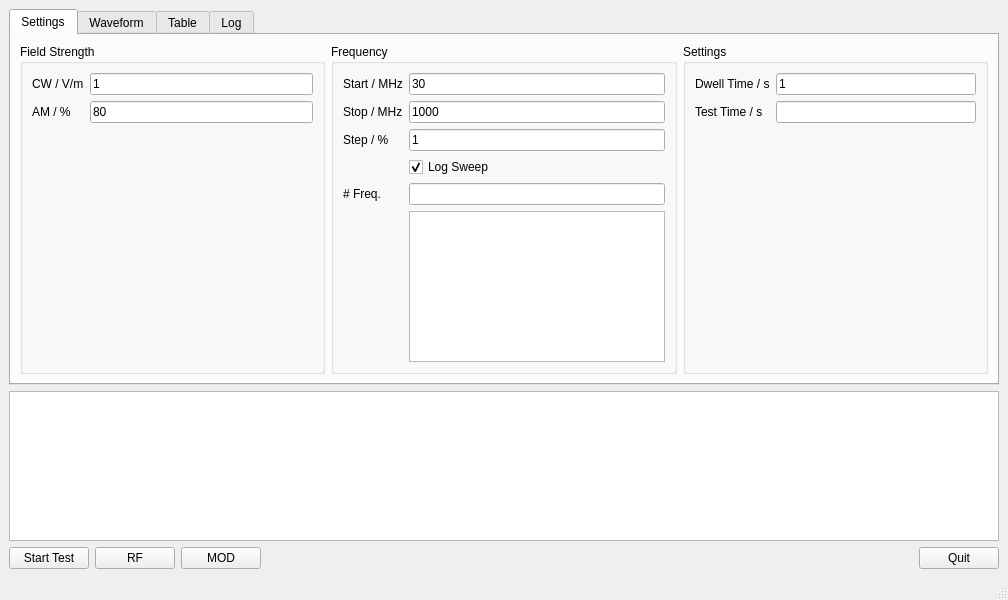
This is mainwindow2.ui in hgkdd/TEMField as Qt 5 draws it before an edit. The edited form follows.
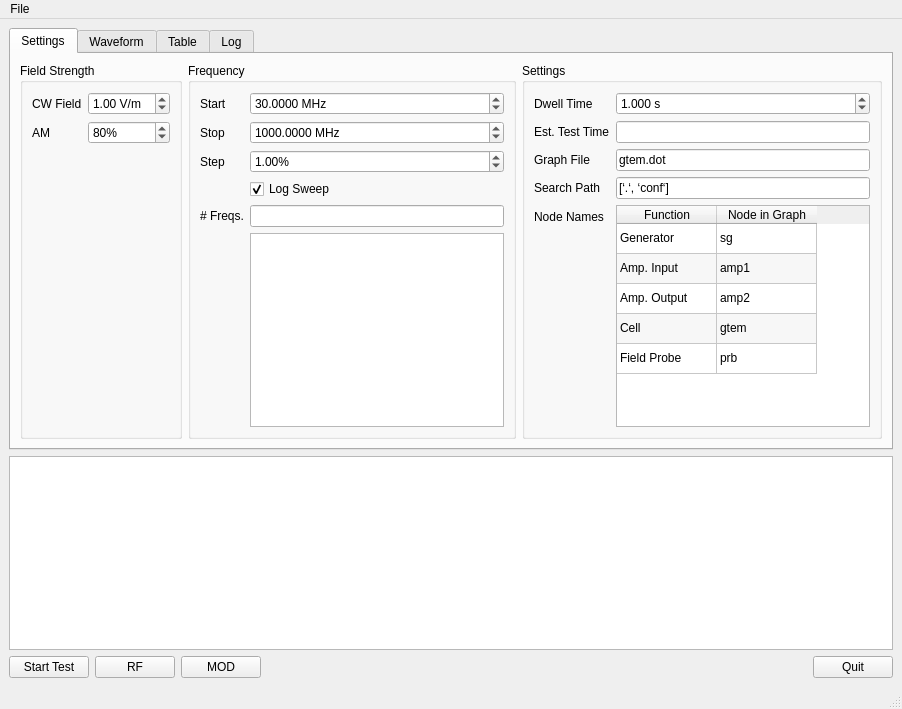
This is the edited form. Icons and pictures are not drawn.

The edit to the form file:
```diff
--- a/mainwindow2.ui
+++ b/mainwindow2.ui
@@ -6,8 +6,8 @@
    <rect>
     <x>0</x>
     <y>0</y>
-    <width>1008</width>
-    <height>600</height>
+    <width>902</width>
+    <height>709</height>
    </rect>
   </property>
   <property name="windowTitle">
@@ -40,28 +40,46 @@
                  <item row="0" column="0">
                   <widget class="QLabel" name="label_5">
                    <property name="text">
-                    <string>CW / V/m</string>
+                    <string>CW Field</string>
                    </property>
-                  </widget>
-                 </item>
-                 <item row="0" column="1">
-                  <widget class="QLineEdit" name="lineEdit_5">
-                   <property name="text">
-                    <string>1</string>
+                   <property name="buddy">
+                    <cstring>cw_doubleSpinBox</cstring>
                    </property>
                   </widget>
                  </item>
                  <item row="1" column="0">
                   <widget class="QLabel" name="label_6">
                    <property name="text">
-                    <string>AM / %</string>
+                    <string>AM</string>
+                   </property>
+                   <property name="buddy">
+                    <cstring>am_spinBox</cstring>
                    </property>
                   </widget>
                  </item>
                  <item row="1" column="1">
-                  <widget class="QLineEdit" name="lineEdit_6">
-                   <property name="text">
-                    <string>80</string>
+                  <widget class="QSpinBox" name="am_spinBox">
+                   <property name="wrapping">
+                    <bool>true</bool>
+                   </property>
+                   <property name="suffix">
+                    <string>%</string>
+                   </property>
+                   <property name="maximum">
+                    <number>100</number>
+                   </property>
+                   <property name="value">
+                    <number>80</number>
+                   </property>
+                  </widget>
+                 </item>
+                 <item row="0" column="1">
+                  <widget class="QDoubleSpinBox" name="cw_doubleSpinBox">
+                   <property name="suffix">
+                    <string> V/m</string>
+                   </property>
+                   <property name="value">
+                    <double>1.000000000000000</double>
                    </property>
                   </widget>
                  </item>
@@ -81,42 +99,30 @@
                  <item row="0" column="0">
                   <widget class="QLabel" name="label">
                    <property name="text">
-                    <string>Start / MHz</string>
+                    <string>Start</string>
                    </property>
-                  </widget>
-                 </item>
-                 <item row="0" column="1">
-                  <widget class="QLineEdit" name="lineEdit">
-                   <property name="text">
-                    <string>30</string>
+                   <property name="buddy">
+                    <cstring>freq_start_doubleSpinBox</cstring>
                    </property>
                   </widget>
                  </item>
                  <item row="1" column="0">
                   <widget class="QLabel" name="label_2">
                    <property name="text">
-                    <string>Stop / MHz</string>
+                    <string>Stop</string>
                    </property>
-                  </widget>
-                 </item>
-                 <item row="1" column="1">
-                  <widget class="QLineEdit" name="lineEdit_2">
-                   <property name="text">
-                    <string>1000</string>
+                   <property name="buddy">
+                    <cstring>freq_stop_doubleSpinBox</cstring>
                    </property>
                   </widget>
                  </item>
                  <item row="2" column="0">
                   <widget class="QLabel" name="label_3">
                    <property name="text">
-                    <string>Step / %</string>
+                    <string>Step</string>
                    </property>
-                  </widget>
-                 </item>
-                 <item row="2" column="1">
-                  <widget class="QLineEdit" name="lineEdit_3">
-                   <property name="text">
-                    <string>1</string>
+                   <property name="buddy">
+                    <cstring>freq_step_doubleSpinBox</cstring>
                    </property>
                   </widget>
                  </item>
@@ -143,7 +149,7 @@
                  <item row="4" column="0">
                   <widget class="QLabel" name="label_4">
                    <property name="text">
-                    <string># Freq.</string>
+                    <string># Freqs.</string>
                    </property>
                   </widget>
                  </item>
@@ -154,6 +160,51 @@
                    </property>
                   </widget>
                  </item>
+                 <item row="0" column="1">
+                  <widget class="QDoubleSpinBox" name="freq_start_doubleSpinBox">
+                   <property name="suffix">
+                    <string> MHz</string>
+                   </property>
+                   <property name="decimals">
+                    <number>4</number>
+                   </property>
+                   <property name="maximum">
+                    <double>99999.999899999995250</double>
+                   </property>
+                   <property name="singleStep">
+                    <double>1.000000000000000</double>
+                   </property>
+                   <property name="value">
+                    <double>30.000000000000000</double>
+                   </property>
+                  </widget>
+                 </item>
+                 <item row="1" column="1">
+                  <widget class="QDoubleSpinBox" name="freq_stop_doubleSpinBox">
+                   <property name="suffix">
+                    <string> MHz</string>
+                   </property>
+                   <property name="decimals">
+                    <number>4</number>
+                   </property>
+                   <property name="maximum">
+                    <double>99999.990000000005239</double>
+                   </property>
+                   <property name="value">
+                    <double>1000.000000000000000</double>
+                   </property>
+                  </widget>
+                 </item>
+                 <item row="2" column="1">
+                  <widget class="QDoubleSpinBox" name="freq_step_doubleSpinBox">
+                   <property name="suffix">
+                    <string>%</string>
+                   </property>
+                   <property name="value">
+                    <double>1.000000000000000</double>
+                   </property>
+                  </widget>
+                 </item>
                 </layout>
                </item>
               </layout>
@@ -166,18 +217,14 @@
               </property>
               <layout class="QGridLayout" name="gridLayout_5">
                <item row="0" column="0">
-                <layout class="QFormLayout" name="formLayout_3">
-                 <item row="0" column="1">
-                  <widget class="QLineEdit" name="lineEdit_7">
-                   <property name="text">
-                    <string>1</string>
-                   </property>
-                  </widget>
-                 </item>
+                <layout class="QFormLayout" name="settings_formLayout">
                  <item row="0" column="0">
                   <widget class="QLabel" name="label_7">
                    <property name="text">
-                    <string>Dwell Time / s</string>
+                    <string>Dwell Time</string>
+                   </property>
+                   <property name="buddy">
+                    <cstring>dwell_time_doubleSpinBox</cstring>
                    </property>
                   </widget>
                  </item>
@@ -191,7 +238,169 @@
                  <item row="1" column="0">
                   <widget class="QLabel" name="label_8">
                    <property name="text">
-                    <string>Test Time / s</string>
+                    <string>Est. Test Time</string>
+                   </property>
+                  </widget>
+                 </item>
+                 <item row="0" column="1">
+                  <widget class="QDoubleSpinBox" name="dwell_time_doubleSpinBox">
+                   <property name="suffix">
+                    <string> s</string>
+                   </property>
+                   <property name="decimals">
+                    <number>3</number>
+                   </property>
+                   <property name="maximum">
+                    <double>999.999000000000024</double>
+                   </property>
+                   <property name="value">
+                    <double>1.000000000000000</double>
+                   </property>
+                  </widget>
+                 </item>
+                 <item row="2" column="0">
+                  <widget class="QLabel" name="graph_file_label">
+                   <property name="text">
+                    <string>Graph File</string>
+                   </property>
+                   <property name="buddy">
+                    <cstring>graph_file_lineEdit</cstring>
+                   </property>
+                  </widget>
+                 </item>
+                 <item row="3" column="0">
+                  <widget class="QLabel" name="search_path_label">
+                   <property name="text">
+                    <string>Search Path</string>
+                   </property>
+                   <property name="buddy">
+                    <cstring>search_path_lineEdit</cstring>
+                   </property>
+                  </widget>
+                 </item>
+                 <item row="2" column="1">
+                  <widget class="QLineEdit" name="graph_file_lineEdit">
+                   <property name="text">
+                    <string>gtem.dot</string>
+                   </property>
+                   <property name="readOnly">
+                    <bool>true</bool>
+                   </property>
+                  </widget>
+                 </item>
+                 <item row="3" column="1">
+                  <widget class="QLineEdit" name="search_path_lineEdit">
+                   <property name="text">
+                    <string>[‘.‘, ‘conf‘]</string>
+                   </property>
+                   <property name="readOnly">
+                    <bool>true</bool>
+                   </property>
+                  </widget>
+                 </item>
+                 <item row="4" column="1">
+                  <widget class="QTableWidget" name="node_names_tableWidget">
+                   <property name="alternatingRowColors">
+                    <bool>true</bool>
+                   </property>
+                   <property name="verticalScrollMode">
+                    <enum>QAbstractItemView::ScrollMode::ScrollPerItem</enum>
+                   </property>
+                   <property name="rowCount">
+                    <number>5</number>
+                   </property>
+                   <property name="columnCount">
+                    <number>2</number>
+                   </property>
+                   <attribute name="verticalHeaderVisible">
+                    <bool>false</bool>
+                   </attribute>
+                   <row/>
+                   <row/>
+                   <row/>
+                   <row/>
+                   <row/>
+                   <column>
+                    <property name="text">
+                     <string>Function</string>
+                    </property>
+                   </column>
+                   <column>
+                    <property name="text">
+                     <string>Node in Graph</string>
+                    </property>
+                   </column>
+                   <item row="0" column="0">
+                    <property name="text">
+                     <string>Generator</string>
+                    </property>
+                    <property name="flags">
+                     <set>ItemIsDragEnabled|ItemIsDropEnabled|ItemIsEnabled</set>
+                    </property>
+                   </item>
+                   <item row="0" column="1">
+                    <property name="text">
+                     <string>sg</string>
+                    </property>
+                   </item>
+                   <item row="1" column="0">
+                    <property name="text">
+                     <string>Amp. Input</string>
+                    </property>
+                    <property name="flags">
+                     <set>ItemIsDragEnabled|ItemIsDropEnabled|ItemIsEnabled</set>
+                    </property>
+                   </item>
+                   <item row="1" column="1">
+                    <property name="text">
+                     <string>amp1</string>
+                    </property>
+                   </item>
+                   <item row="2" column="0">
+                    <property name="text">
+                     <string>Amp. Output</string>
+                    </property>
+                    <property name="flags">
+                     <set>ItemIsDragEnabled|ItemIsDropEnabled|ItemIsEnabled</set>
+                    </property>
+                   </item>
+                   <item row="2" column="1">
+                    <property name="text">
+                     <string>amp2</string>
+                    </property>
+                   </item>
+                   <item row="3" column="0">
+                    <property name="text">
+                     <string>Cell</string>
+                    </property>
+                    <property name="flags">
+                     <set>ItemIsDragEnabled|ItemIsDropEnabled|ItemIsEnabled</set>
+                    </property>
+                   </item>
+                   <item row="3" column="1">
+                    <property name="text">
+                     <string>gtem</string>
+                    </property>
+                   </item>
+                   <item row="4" column="0">
+                    <property name="text">
+                     <string>Field Probe</string>
+                    </property>
+                    <property name="flags">
+                     <set>ItemIsDragEnabled|ItemIsDropEnabled|ItemIsEnabled</set>
+                    </property>
+                   </item>
+                   <item row="4" column="1">
+                    <property name="text">
+                     <string>prb</string>
+                    </property>
+                   </item>
+                  </widget>
+                 </item>
+                 <item row="4" column="0">
+                  <widget class="QLabel" name="node_names_label">
+                   <property name="text">
+                    <string>Node Names</string>
                    </property>
                   </widget>
                  </item>
@@ -291,10 +500,20 @@
     <rect>
      <x>0</x>
      <y>0</y>
-     <width>1008</width>
-     <height>22</height>
+     <width>902</width>
+     <height>37</height>
     </rect>
    </property>
+   <widget class="QMenu" name="menuFile">
+    <property name="title">
+     <string>File</string>
+    </property>
+    <addaction name="actionAbout"/>
+    <addaction name="actionLoad_Graph"/>
+    <addaction name="separator"/>
+    <addaction name="actionQuit"/>
+   </widget>
+   <addaction name="menuFile"/>
   </widget>
   <widget class="QStatusBar" name="statusbar"/>
  </widget>
```
Left out of the diff: 258 changed lines with no effect on the pictures.
